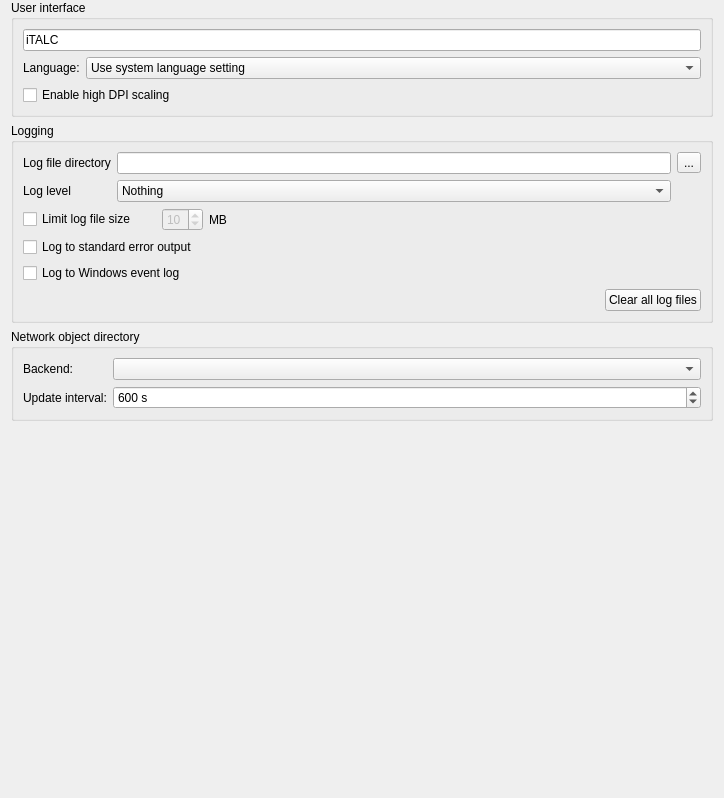
First picture: the form in configurator/forms/GeneralConfigurationPage.ui, repository veyon/veyon, before the edit.
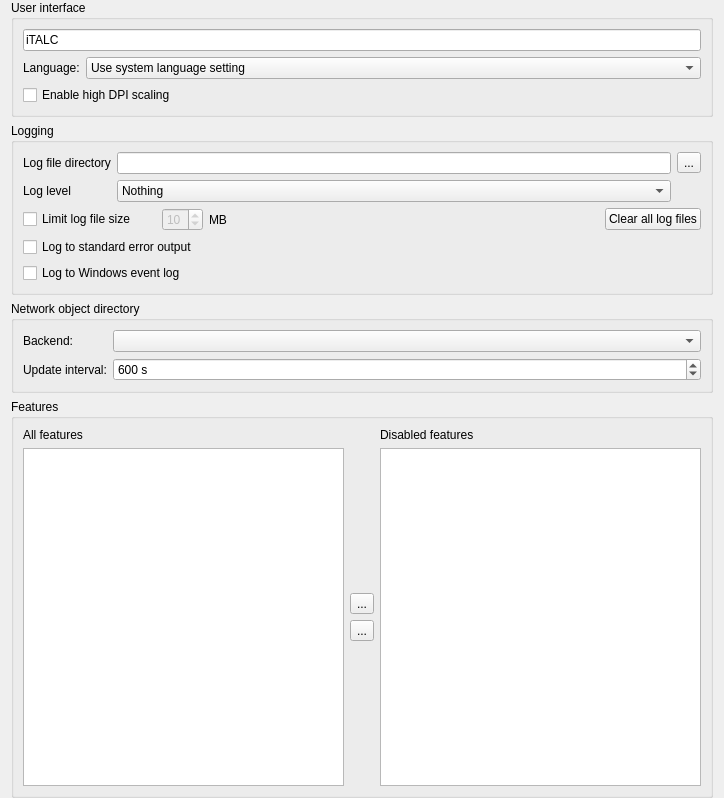
Second picture: the form after the edit. Icons and pictures are not drawn.

Commit message: Configurator: GeneralConfigurationPage: add UI and logic for disabling features

The edit to the form file:
```diff
--- a/configurator/forms/GeneralConfigurationPage.ui
+++ b/configurator/forms/GeneralConfigurationPage.ui
@@ -195,6 +195,17 @@
           </property>
          </spacer>
         </item>
+        <item>
+         <widget class="QPushButton" name="clearLogFiles">
+          <property name="text">
+           <string>Clear all log files</string>
+          </property>
+          <property name="icon">
+           <iconset resource="../italc-configurator.qrc">
+            <normaloff>:/resources/edit-delete.png</normaloff>:/resources/edit-delete.png</iconset>
+          </property>
+         </widget>
+        </item>
        </layout>
       </item>
       <item>
@@ -211,34 +222,6 @@
         </property>
        </widget>
       </item>
-      <item>
-       <layout class="QHBoxLayout" name="horizontalLayout">
-        <item>
-         <spacer name="horizontalSpacer">
-          <property name="orientation">
-           <enum>Qt::Horizontal</enum>
-          </property>
-          <property name="sizeHint" stdset="0">
-           <size>
-            <width>281</width>
-            <height>20</height>
-           </size>
-          </property>
-         </spacer>
-        </item>
-        <item>
-         <widget class="QPushButton" name="clearLogFiles">
-          <property name="text">
-           <string>Clear all log files</string>
-          </property>
-          <property name="icon">
-           <iconset resource="../italc-configurator.qrc">
-            <normaloff>:/resources/edit-delete.png</normaloff>:/resources/edit-delete.png</iconset>
-          </property>
-         </widget>
-        </item>
-       </layout>
-      </item>
      </layout>
     </widget>
    </item>
@@ -285,17 +268,85 @@
     </widget>
    </item>
    <item>
-    <spacer name="verticalSpacer_2">
-     <property name="orientation">
-      <enum>Qt::Vertical</enum>
+    <widget class="QGroupBox" name="groupBox">
+     <property name="title">
+      <string>Features</string>
      </property>
-     <property name="sizeHint" stdset="0">
-      <size>
-       <width>20</width>
-       <height>10</height>
-      </size>
-     </property>
-    </spacer>
+     <layout class="QGridLayout" name="gridLayout">
+      <item row="0" column="0">
+       <widget class="QLabel" name="label_2">
+        <property name="text">
+         <string>All features</string>
+        </property>
+       </widget>
+      </item>
+      <item row="0" column="2">
+       <widget class="QLabel" name="label_3">
+        <property name="text">
+         <string>Disabled features</string>
+        </property>
+       </widget>
+      </item>
+      <item row="1" column="1">
+       <layout class="QVBoxLayout" name="verticalLayout_18">
+        <item>
+         <spacer name="verticalSpacer_15">
+          <property name="orientation">
+           <enum>Qt::Vertical</enum>
+          </property>
+          <property name="sizeHint" stdset="0">
+           <size>
+            <width>20</width>
+            <height>40</height>
+           </size>
+          </property>
+         </spacer>
+        </item>
+        <item>
+         <widget class="QToolButton" name="disableFeatureButton">
+          <property name="text">
+           <string>...</string>
+          </property>
+          <property name="icon">
+           <iconset resource="../italc-configurator.qrc">
+            <normaloff>:/resources/go-next.png</normaloff>:/resources/go-next.png</iconset>
+          </property>
+         </widget>
+        </item>
+        <item>
+         <widget class="QToolButton" name="enableFeatureButton">
+          <property name="text">
+           <string>...</string>
+          </property>
+          <property name="icon">
+           <iconset resource="../italc-configurator.qrc">
+            <normaloff>:/resources/go-previous.png</normaloff>:/resources/go-previous.png</iconset>
+          </property>
+         </widget>
+        </item>
+        <item>
+         <spacer name="verticalSpacer_16">
+          <property name="orientation">
+           <enum>Qt::Vertical</enum>
+          </property>
+          <property name="sizeHint" stdset="0">
+           <size>
+            <width>20</width>
+            <height>40</height>
+           </size>
+          </property>
+         </spacer>
+        </item>
+       </layout>
+      </item>
+      <item row="1" column="0">
+       <widget class="QListWidget" name="allFeaturesListWidget"/>
+      </item>
+      <item row="1" column="2">
+       <widget class="QListWidget" name="disabledFeaturesListWidget"/>
+      </item>
+     </layout>
+    </widget>
    </item>
   </layout>
  </widget>
```
Left out of the diff: 69 changed lines with no effect on the pictures. The commit also changes 2 other files.
